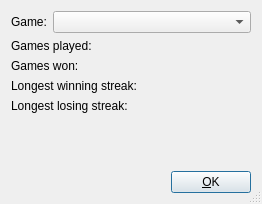
Qt form gamestats.ui (KDE/kpat) before a commit.
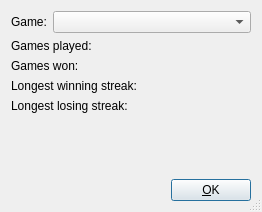
The same form after that commit.

```diff
--- a/gamestats.ui
+++ b/gamestats.ui
@@ -9,7 +9,7 @@
     <x>0</x>
     <y>0</y>
     <width>262</width>
-    <height>204</height>
+    <height>212</height>
    </rect>
   </property>
   <property name="windowTitle" >
@@ -78,18 +78,8 @@
        <property name="spacing" >
         <number>6</number>
        </property>
-       <item row="1" column="1" >
-        <widget class="QLabel" name="Won" >
-         <property name="text" >
-          <string></string>
-         </property>
-         <property name="alignment" >
-          <set>Qt::AlignRight|Qt::AlignTrailing|Qt::AlignVCenter</set>
-         </property>
-        </widget>
-       </item>
        <item row="1" column="2" >
-        <widget class="QLabel" name="WonPerc" >
+        <widget class="QLabel" name="Won" >
          <property name="text" >
           <string></string>
          </property>
@@ -155,22 +145,6 @@
        </item>
       </layout>
      </item>
-     <item>
-      <spacer>
-       <property name="orientation" >
-        <enum>Qt::Horizontal</enum>
-       </property>
-       <property name="sizeType" >
-        <enum>QSizePolicy::Expanding</enum>
-       </property>
-       <property name="sizeHint" >
-        <size>
-         <width>250</width>
-         <height>20</height>
-        </size>
-       </property>
-      </spacer>
-     </item>
     </layout>
    </item>
    <item>
```
Left out of the diff: 8 changed lines with no effect on the pictures.
